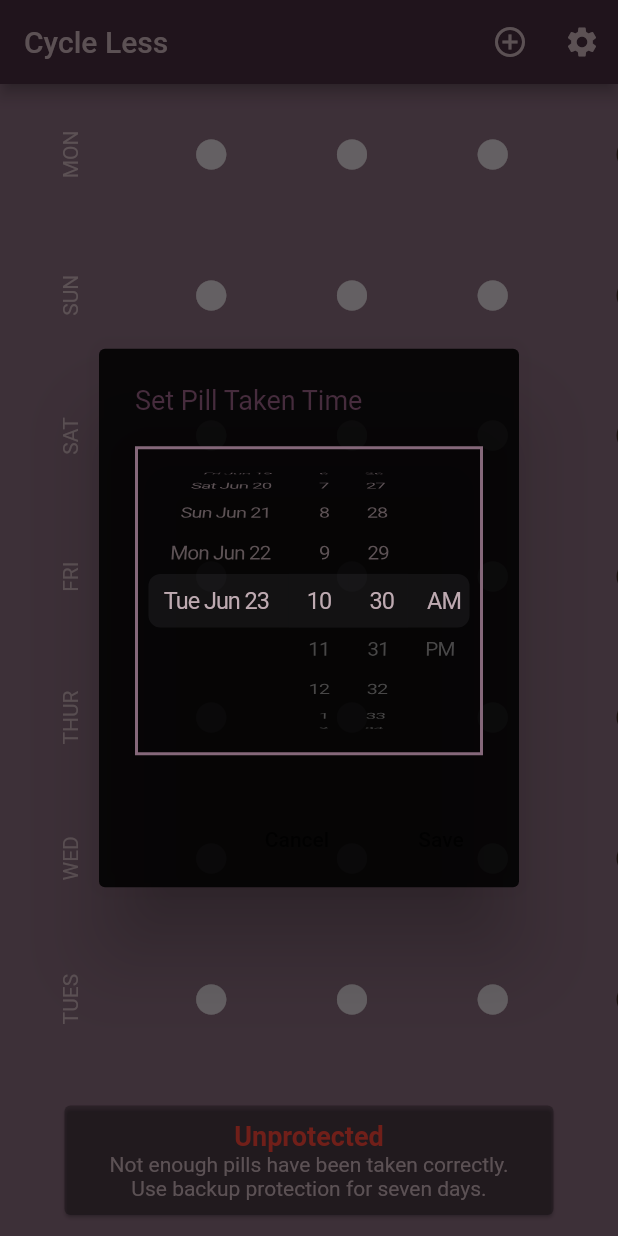
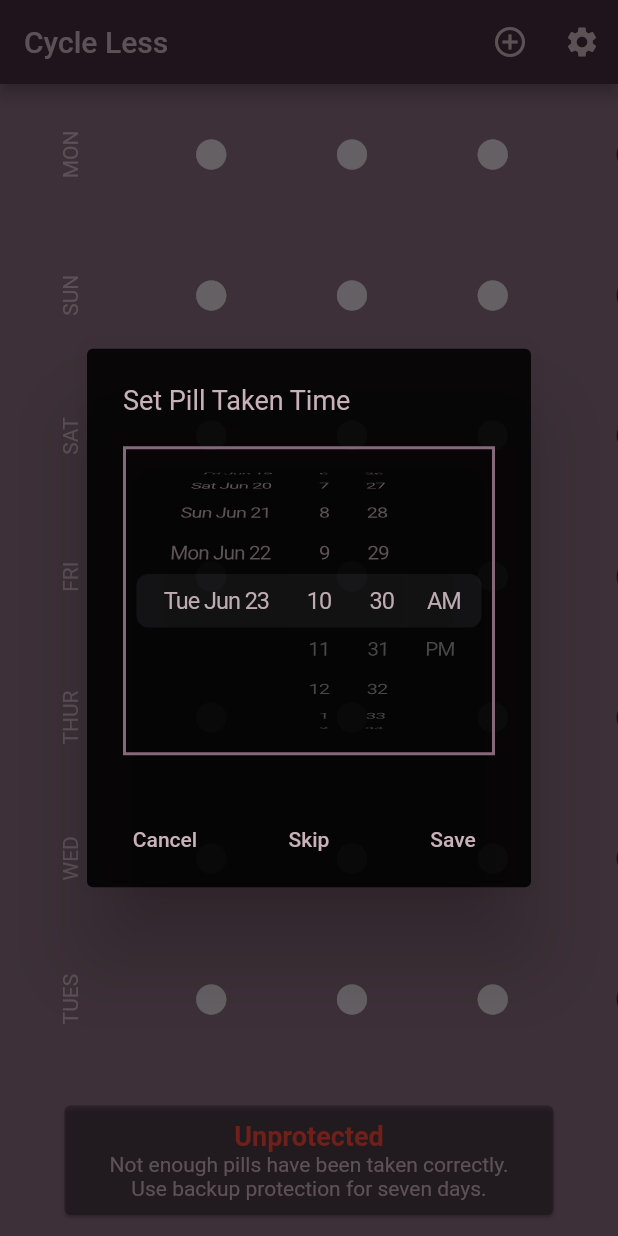
Before and after one commit to briannaAndCo/cycle_less, a Flutter app: the screen it shows after launch, after a tap on the "fiber manual record" icon, on a phone screen of 412 x 824 dp. Run offline on Flutter 3.47's test engine with Material 2 defaults, Android fonts, the phone set to English and light mode, and no system bars; our stand-ins replace flutter_mobx, mobx, shared_preferences, sprintf, sqflite; missing offline and left inert: number_to_words_spelling; accounts and stored records are empty; generated files the repository leaves out were written again.

Commit message:
Minor theme cleanup.

```diff
--- a/lib/home_page.dart
+++ b/lib/home_page.dart
@@ -12,6 +12,7 @@ import 'widgets/pill_package.dart';
 import 'widgets/protection.dart';
 import 'model/pill_package_model.dart';
 import 'model/settings_model.dart';
+import 'app_defaults.dart' as AppDefaults;
 
 class HomePage extends StatefulWidget {
   HomePage({Key key, this.title}) : super(key: key);
@@ -81,11 +82,13 @@ class _HomePageState extends State<HomePage> {
   _confirmNewPack()
   {
     Widget _okButton = FlatButton(
+      textColor: AppDefaults.getPrimaryTextColor(),
       child: Text("Yes"),
       onPressed: () {newPackIndicator.setTrue();
       Navigator.of(context).pop();},
     );
     Widget _cancelButton = FlatButton(
+      textColor: AppDefaults.getPrimaryTextColor(),
       child: Text("No"),
       onPressed: () {
         Navigator.of(context).pop();
--- a/lib/main.dart
+++ b/lib/main.dart
@@ -37,8 +37,11 @@ class MyApp extends StatelessWidget {
               fontSize: AppDefaults.getPrimaryFontSize()),
         ),
         dialogTheme: DialogTheme(
+            contentTextStyle: TextStyle(
+                color: AppDefaults.getCanvasColor(),
+                fontSize: AppDefaults.getSecondaryFontSize()),
             titleTextStyle: TextStyle(
-                color: AppDefaults.getPrimarySwatchColor(),
+                color: AppDefaults.getPrimaryTextColor(),
                 fontSize: AppDefaults.getPrimaryFontSize())),
         inputDecorationTheme: InputDecorationTheme(
             enabledBorder: UnderlineInputBorder(
--- a/lib/settings/settings_widget.dart
+++ b/lib/settings/settings_widget.dart
@@ -1,6 +1,7 @@
 import 'package:flutter/material.dart';
 import 'package:shared_preferences/shared_preferences.dart';
 import '../model/settings_model.dart';
+import '../app_defaults.dart' as AppDefaults;
 
 abstract class SettingsWidget extends StatelessWidget {
   SettingsWidget(
@@ -18,10 +19,12 @@ abstract class SettingsWidget extends StatelessWidget {
       BuildContext context, Widget inputWidget, Function onSavePressed) {
     // set up the buttons
     Widget _saveButton = FlatButton(
+      textColor: AppDefaults.getPrimaryTextColor(),
       child: Text("Save"),
       onPressed: onSavePressed,
     );
     Widget _cancelButton = FlatButton(
+      textColor: AppDefaults.getPrimaryTextColor(),
       child: Text("Cancel"),
       onPressed: () {
         Navigator.of(context).pop();
--- a/lib/widgets/pill.dart
+++ b/lib/widgets/pill.dart
@@ -70,21 +70,33 @@ class Pill extends StatelessWidget {
     );
 
     // set up the buttons
+    Widget _skipButton = FlatButton(
+      textColor: AppDefaults.getPrimaryTextColor(),
+      child: Text("Skip"),
+      onPressed: () {
+        _skipPress(context, localDateTime);
+      },
+    );
+
+    // set up the buttons
     Widget _saveOrUpdateButton = FlatButton(
+      textColor: AppDefaults.getPrimaryTextColor(),
       child: Text(this.pillModel.currentDate == null ? "Save" : "Update"),
       onPressed: () {
-        saveOrUpdatePress(context, localDateTime);
+        _saveOrUpdatePress(context, localDateTime);
       },
     );
 
     Widget _deleteButton = FlatButton(
+      textColor: AppDefaults.getPrimaryTextColor(),
       child: Text("Delete"),
       onPressed: () {
-        deletePress(context);
+        _deletePress(context);
       },
     );
 
     Widget _cancelButton = FlatButton(
+      textColor: AppDefaults.getPrimaryTextColor(),
         child: Text("Cancel"),
         onPressed: () {
           Navigator.of(context).pop();
@@ -96,7 +108,7 @@ class Pill extends StatelessWidget {
       content: widget,
       backgroundColor: Colors.black87,
       actions: pillModel.currentDate == null
-          ? [_cancelButton, _saveOrUpdateButton]
+          ? [_cancelButton, _skipButton, _saveOrUpdateButton]
           : [_cancelButton, _saveOrUpdateButton, _deleteButton],
     );
 
@@ -109,7 +121,7 @@ class Pill extends StatelessWidget {
     );
   }
 
-  void deletePress(BuildContext context) {
+  void _deletePress(BuildContext context) {
     pillModel.setPressed(false);
     pillModel.setCurrentDate(null);
 
@@ -123,7 +135,20 @@ class Pill extends StatelessWidget {
         alarmTime, "Pill Reminder", "Take your pill.");
   }
 
-  void saveOrUpdatePress(BuildContext context, DateTime dateTime) async {
+  void _skipPress(BuildContext context, DateTime dateTime) async {
+    Navigator.of(context).pop();
+
+    double timeDifference =
+        _convert(TimeOfDay.fromDateTime(dateTime)) - _convert(alarmTime);
+
+    // If this is less than 12 hours ahead or less than .5 hours after,
+    // cancel the next scheduled notification.
+    if (timeDifference >= -12 || timeDifference < .5) {
+      Scheduler.cancelNextNotification(alarmTime);
+    }
+  }
+
+  void _saveOrUpdatePress(BuildContext context, DateTime dateTime) async {
     PressedPill pressedPill = PressedPill(
         id: pillModel.id,
         day: pillModel.day,
@@ -141,7 +166,7 @@ class Pill extends StatelessWidget {
     Navigator.of(context).pop();
 
     double timeDifference =
-        convert(TimeOfDay.fromDateTime(dateTime)) - convert(alarmTime);
+        _convert(TimeOfDay.fromDateTime(dateTime)) - _convert(alarmTime);
 
     // If this is less than 12 hours ahead or less than .5 hours after,
     // cancel the next scheduled notification.
@@ -150,5 +175,5 @@ class Pill extends StatelessWidget {
     }
   }
 
-  double convert(TimeOfDay myTime) => myTime.hour + myTime.minute / 60.0;
+  double _convert(TimeOfDay myTime) => myTime.hour + myTime.minute / 60.0;
 }
```
